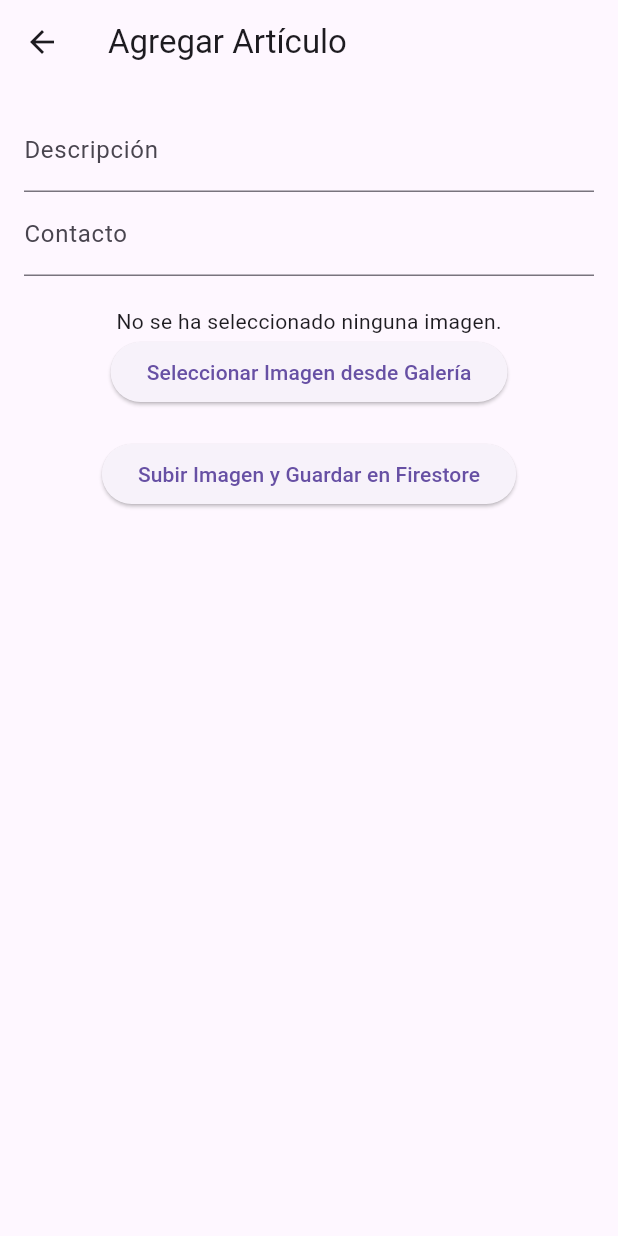
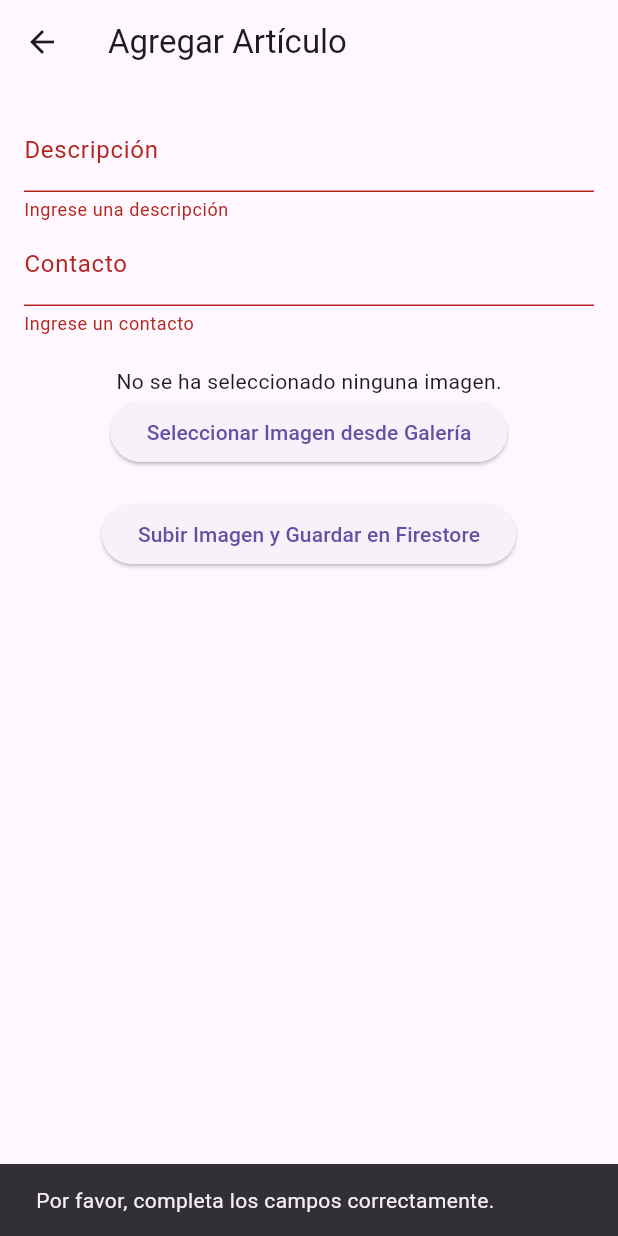
Before and after one commit to CMSB091/reclicla_me, a Flutter app: the AddItemScreen screen opened directly, after a tap on "Subir Imagen y Guardar en Firestore", on a phone screen of 412 x 824 dp. Run offline on Flutter 3.47's test engine with Material 3 defaults, Android fonts, the phone set to English and light mode, and no system bars; our stand-ins replace camera, cloud_firestore, connectivity_plus, email_validator, firebase_auth, firebase_core and 8 more; missing offline and left inert: dart_seq, dart_seq_http_client, tflite_flutter; accounts and stored records are empty; statements that could not run were skipped; project files that could hold a hidden picture were left out.

Commit message:
Se actualizo la red social de articulos en donacion para reutilizacion

```diff
--- a/lib/widgets/add_item_screen.dart
+++ b/lib/widgets/add_item_screen.dart
@@ -1,24 +1,28 @@
 import 'dart:io';
 import 'package:flutter/material.dart';
-import 'package:firebase_storage/firebase_storage.dart';
-import 'package:cloud_firestore/cloud_firestore.dart'; // Para interactuar con Firestore
-import 'package:image_picker/image_picker.dart'; // Para seleccionar imagen desde la galería
+import 'package:image_picker/image_picker.dart';
+import 'package:recila_me/clases/firestore_service.dart'; // Para seleccionar imagen desde la galería
+
 
 class AddItemScreen extends StatefulWidget {
+  const AddItemScreen({super.key});
+
   @override
   _AddItemScreenState createState() => _AddItemScreenState();
 }
 
 class _AddItemScreenState extends State<AddItemScreen> {
   final _formKey = GlobalKey<FormState>();
+  final _scaffoldKey = GlobalKey<ScaffoldState>(); // Para usar en los SnackBar
   String? _description;
   String? _contact;
   File? _imageFile;
+  FirestoreService firestoreService = FirestoreService();
 
   // Función para seleccionar una imagen de la galería
   Future<void> _pickImageFromGallery() async {
-    final ImagePicker _picker = ImagePicker();
-    final XFile? pickedImage = await _picker.pickImage(source: ImageSource.gallery);
+    final ImagePicker picker = ImagePicker();
+    final XFile? pickedImage = await picker.pickImage(source: ImageSource.gallery);
 
     if (pickedImage != null) {
       setState(() {
@@ -26,111 +30,85 @@ class _AddItemScreenState extends State<AddItemScreen> {
       });
       print('Imagen seleccionada: ${_imageFile!.path}');
     } else {
-      print('No se seleccionó ninguna imagen.');
+      showSnackBar('No se seleccionó ninguna imagen.');
     }
   }
 
-  // Función para subir la imagen a Firebase Storage y guardar la URL en Firestore
-  Future<void> _uploadImageAndSaveToFirestore() async {
-    if (_imageFile == null) {
-      print('No hay imagen para subir');
+  // Función para mostrar SnackBar
+  void showSnackBar(String message) {
+    ScaffoldMessenger.of(context).showSnackBar(
+      SnackBar(content: Text(message)),
+    );
+  }
+
+  // Función para manejar la subida de la imagen
+  void _handleUpload() {
+    if (_formKey.currentState?.validate() != true) {
+      showSnackBar('Por favor, completa los campos correctamente.');
       return;
     }
 
-    if (_formKey.currentState?.validate() != true) {
-      print('El formulario no es válido');
+    if (_imageFile == null) {
+      showSnackBar('Por favor, selecciona una imagen primero.');
       return;
     }
 
     _formKey.currentState?.save();
 
-    try {
-      // Verificar si el archivo existe
-      if (!await _imageFile!.exists()) {
-        print('El archivo no existe en la ruta especificada: ${_imageFile!.path}');
-        return;
-      }
-
-      print('El archivo existe, subiendo a Firebase Storage...');
-
-      // Generar una referencia para la imagen en Firebase Storage
-      final ref = FirebaseStorage.instance.ref().child('images/${DateTime.now().millisecondsSinceEpoch}.jpg');
-
-      // Subir la imagen a Firebase Storage
-      UploadTask uploadTask = ref.putFile(_imageFile!);
-
-      // Monitorear el progreso de la subida
-      uploadTask.snapshotEvents.listen((TaskSnapshot snapshot) {
-        print('Progreso: ${(snapshot.bytesTransferred / snapshot.totalBytes) * 100} %');
-      }, onError: (e) {
-        print('Error durante la subida: $e');
+    // Llamar a la función de subir imagen que está en el archivo separado
+    firestoreService.uploadImageAndSaveToFirestore(
+      imageFile: _imageFile!,
+      description: _description!,
+      contact: _contact!,
+      scaffoldKey: _scaffoldKey,
+    ).then((_) {
+      // Limpiar el formulario y la imagen seleccionada después de la subida
+      setState(() {
+        _description = null;
+        _contact = null;
+        _imageFile = null;
       });
-
-      // Esperar hasta que la subida se complete
-      TaskSnapshot taskSnapshot = await uploadTask;
-      if (taskSnapshot.state == TaskState.success) {
-        // Obtener la URL de descarga solo si la subida fue exitosa
-        final imageUrl = await ref.getDownloadURL();
-        print('URL de la imagen subida: $imageUrl');
-
-        // Guardar los datos en Firestore, en la colección 'items'
-        await FirebaseFirestore.instance.collection('items').add({
-          'description': _description,
-          'contact': _contact,
-          'imageUrl': imageUrl, // Guardar la URL de la imagen
-        });
-
-        print('Datos guardados correctamente en Firestore.');
-
-        // Mostrar mensaje de éxito o limpiar el formulario
-        ScaffoldMessenger.of(context).showSnackBar(
-          SnackBar(content: Text('Artículo guardado correctamente')),
-        );
-
-      } else {
-        print('Error: La subida no fue exitosa.');
-      }
-    } catch (e) {
-      print('Error al subir la imagen y guardar en Firestore: $e');
-    }
+      _formKey.currentState?.reset();
+    });
   }
 
   @override
   Widget build(BuildContext context) {
     return Scaffold(
+      key: _scaffoldKey, // Clave para mostrar los SnackBars
       appBar: AppBar(
-        title: Text('Agregar Artículo'),
+        title: const Text('Agregar Artículo'),
       ),
-      body: SingleChildScrollView( // Añadido para permitir el desplazamiento
+      body: SingleChildScrollView(
         padding: const EdgeInsets.all(16.0),
         child: Form(
           key: _formKey,
           child: Column(
             children: [
               TextFormField(
-                decoration: InputDecoration(labelText: 'Descripción'),
+                decoration: const InputDecoration(labelText: 'Descripción'),
                 validator: (value) => value!.isEmpty ? 'Ingrese una descripción' : null,
                 onSaved: (value) => _description = value,
                 keyboardType: TextInputType.multiline,
-                maxLines: null, // Permite que el campo de texto expanda según sea necesario
+                maxLines: null,
               ),
               TextFormField(
-                decoration: InputDecoration(labelText: 'Contacto'),
+                decoration: const InputDecoration(labelText: 'Contacto'),
                 validator: (value) => value!.isEmpty ? 'Ingrese un contacto' : null,
                 onSaved: (value) => _contact = value,
               ),
-              SizedBox(height: 20),
+              const SizedBox(height: 20),
               _imageFile == null
-                  ? Text('No se ha seleccionado ninguna imagen.')
-                  : Image.file(_imageFile!, height: 200), // Mostrar la imagen cargada
+                  ? const Text('No se ha seleccionado ninguna imagen.')
+                  : Image.file(_imageFile!, height: 200),
               ElevatedButton(
-                onPressed: _pickImageFromGallery, // Cargar imagen desde la galería
-                child: Text('Seleccionar Imagen desde Galería'),
+                onPressed: _pickImageFromGallery,
+                child: const Text('Seleccionar Imagen desde Galería'),
               ),
-              SizedBox(height: 20),
+              const SizedBox(height: 20),
               ElevatedButton(
-                onPressed: _uploadImageAndSaveToFirestore,
-                child: Text('Subir Imagen y Guardar en Firestore'),
+                onPressed: _handleUpload,
+                child: const Text('Subir Imagen y Guardar en Firestore'),
               ),
             ],
           ),
--- a/lib/widgets/inicio.dart
+++ b/lib/widgets/inicio.dart
@@ -207,7 +207,7 @@ class _MyInicioState extends State<MyInicio> {
                     context,
                     icon: FontAwesomeIcons.heart,
                     text: 'Donaciones',
-                    page: HomeScreen(),
+                    page: const HomeScreen(),
                   ),
                   // Agregar mas items
                 ],
--- a/pubspec.yaml
+++ b/pubspec.yaml
@@ -57,6 +57,7 @@ dependencies:
   path_provider: ^2.1.4
   firebase_storage: ^12.3.1
   image_picker: ^1.1.2
+  connectivity_plus: ^6.0.5
 
 
 dev_dependencies:
```
Also changed, not shown: lib/clases/firestore_service.dart (+79 -0 lines), lib/widgets/item_detail_screen.dart (added, +58 -0 lines), lib/widgets/redSocial.dart (+58 -8 lines), pubspec.lock, 4 other files.
